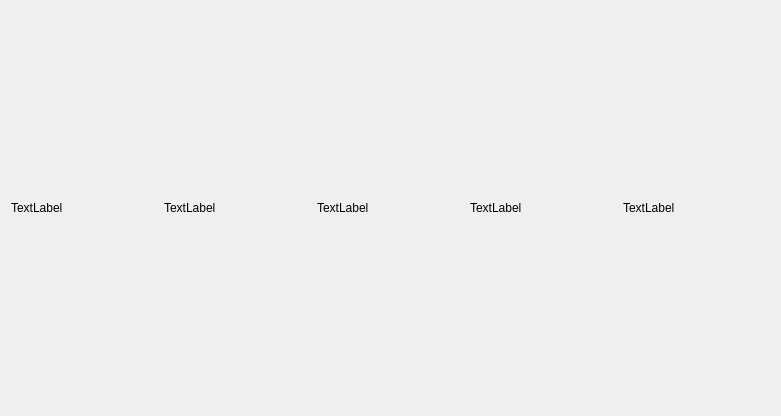
Above: ui/ItemOrderWidget.ui from Leevandr/demo_final before the change. Below: the same form after it.
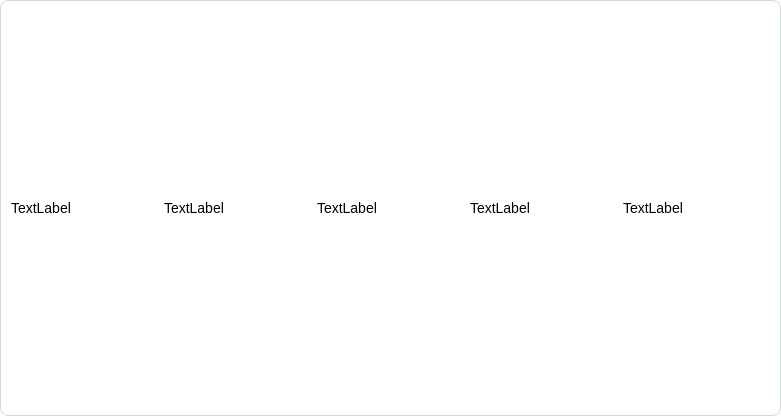
That is the form after the change.

Diff of the .ui file:
```diff
--- a/ui/ItemOrderWidget.ui
+++ b/ui/ItemOrderWidget.ui
@@ -13,6 +13,25 @@
   <property name="windowTitle">
    <string>Form</string>
   </property>
+  <property name="styleSheet">
+   <string notr="true">QWidget#ItemOrderWidget {
+    background-color: #ffffff;
+    border: 1px solid #cfd8dc;
+    border-radius: 8px;
+}
+
+QWidget#ItemOrderWidget[selected=&quot;true&quot;] {
+    background-color: #e8fff1;
+    border: 1px solid #00FA9A;
+}
+
+QLabel {
+    font-family: &quot;Times New Roman&quot;;
+    font-size: 14px;
+    border: none;
+    background: transparent;
+}</string>
+  </property>
   <layout class="QHBoxLayout" name="horizontalLayout">
    <item>
     <layout class="QVBoxLayout" name="verticalLayout">
```
